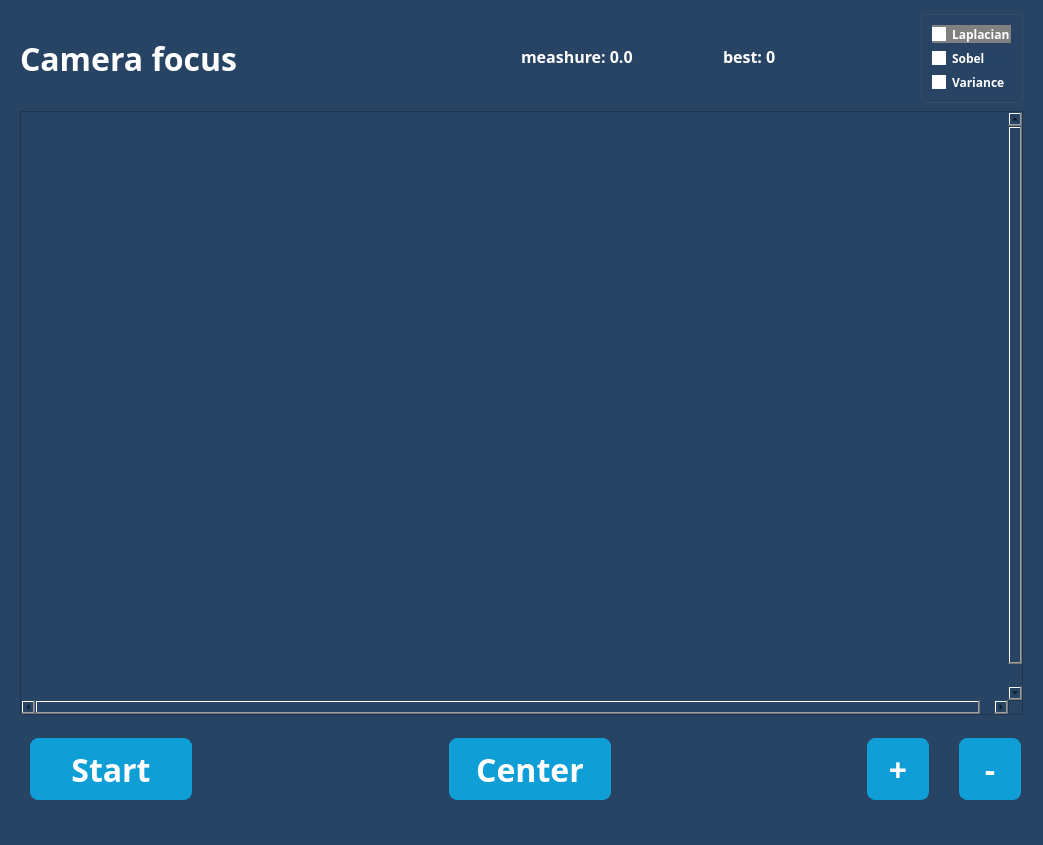
First picture: the form in UI_PylonCam.ui, repository DimaRU/PylonCam, before the edit.
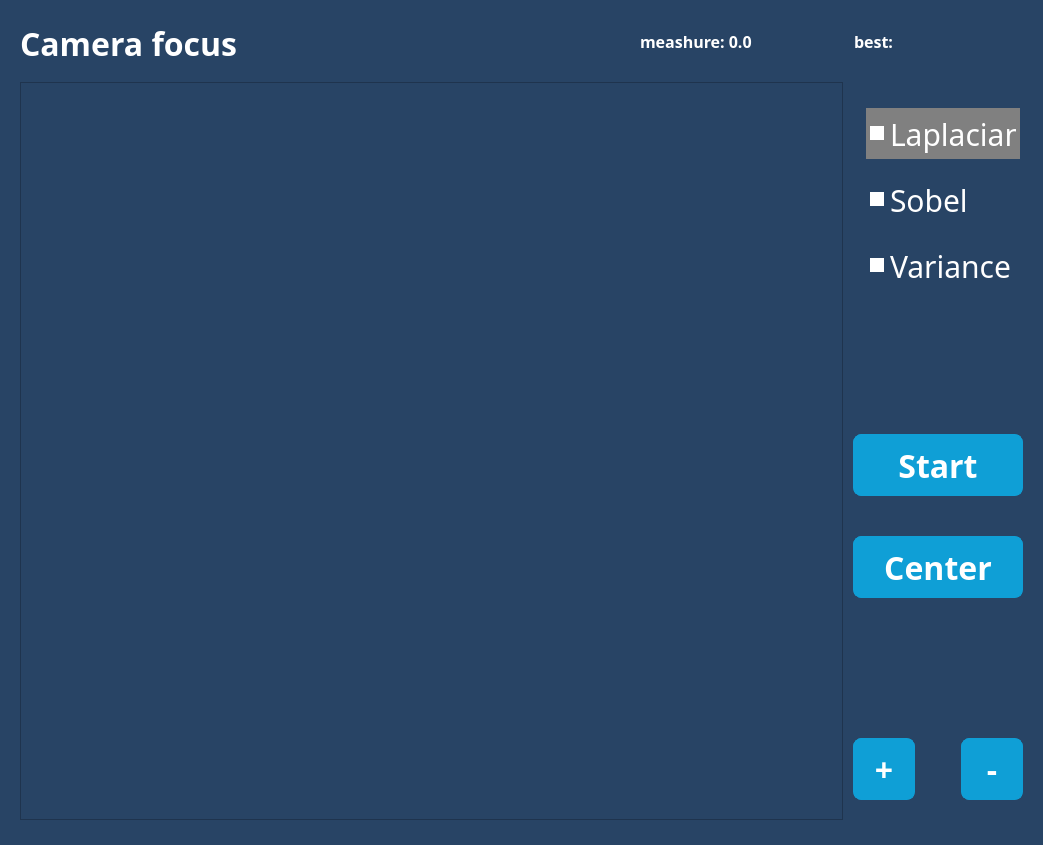
Second picture: the form after the edit.

Commit message: Update design, best measure

The edit to the form file:
```diff
--- a/UI_PylonCam.ui
+++ b/UI_PylonCam.ui
@@ -23,21 +23,21 @@
    <string notr="true">background: #284465;</string>
   </property>
   <widget class="QWidget" name="centralwidget">
-   <layout class="QVBoxLayout" name="verticalLayout">
+   <layout class="QVBoxLayout" name="verticalLayout_3">
     <property name="spacing">
-     <number>8</number>
+     <number>20</number>
     </property>
     <property name="leftMargin">
      <number>20</number>
     </property>
     <property name="topMargin">
-     <number>10</number>
+     <number>20</number>
     </property>
     <property name="rightMargin">
-     <number>20</number>
+     <number>0</number>
     </property>
     <property name="bottomMargin">
-     <number>2</number>
+     <number>0</number>
     </property>
     <item>
      <layout class="QHBoxLayout" name="horizontalLayout_3">
@@ -146,7 +146,7 @@
 border: 1px solid transparent;</string>
           </property>
           <property name="text">
-           <string>best: 0</string>
+           <string>best: </string>
           </property>
           <property name="alignment">
            <set>Qt::AlignLeading|Qt::AlignLeft|Qt::AlignVCenter</set>
@@ -155,29 +155,152 @@
         </item>
        </layout>
       </item>
+     </layout>
+    </item>
+    <item>
+     <layout class="QHBoxLayout" name="horizontalLayout_4">
+      <property name="spacing">
+       <number>0</number>
+      </property>
+      <item>
+       <widget class="QScrollArea" name="scrollArea">
+        <property name="widgetResizable">
+         <bool>false</bool>
+        </property>
+        <widget class="QLabel" name="imageLabel">
+         <property name="geometry">
+          <rect>
+           <x>0</x>
+           <y>0</y>
+           <width>8</width>
+           <height>16</height>
+          </rect>
+         </property>
+         <property name="sizePolicy">
+          <sizepolicy hsizetype="Ignored" vsizetype="Ignored">
+           <horstretch>0</horstretch>
+           <verstretch>0</verstretch>
+          </sizepolicy>
+         </property>
+         <property name="scaledContents">
+          <bool>true</bool>
+         </property>
+        </widget>
+       </widget>
+      </item>
+      <item>
+       <widget class="QFrame" name="frameButtons">
+        <property name="minimumSize">
+         <size>
+          <width>200</width>
+          <height>0</height>
+         </size>
+        </property>
+        <property name="maximumSize">
+         <size>
+          <width>200</width>
+          <height>16777215</height>
+         </size>
+        </property>
+        <property name="autoFillBackground">
+         <bool>false</bool>
+        </property>
+        <property name="styleSheet">
+         <string notr="true">QFrame {
+background: transparent;
+}
+QPushButton {
+font-family: Rubik;
+font-style: normal;
+font-weight: 500;
+font-size: 32px;
+opacity: 0.94;
+height: 60px;
+max-height: 60px;
+min-height: 60px;
+min-width: 60px;
+}
+QPushButton:enabled { 
+border: 1px solid #0F9FD6;
+border-radius: 8px;
+color: #0F9FD6;
+background: transparent;
+}
+QPushButton:disabled { 
+border: 1px solid gray;
+border-radius: 8px;
+color: #0F9FD6;
+background: transparent;
+}
+QPushButton:pressed{ 
+border: 1px solid white;
+}
+QPushButton::checked { 
+color: #FFFFFF;
+background: #0F9FD6;
+border-radius: 8px;
+}</string>
+        </property>
+        <property name="frameShape">
+         <enum>QFrame::NoFrame</enum>
+        </property>
+        <layout class="QVBoxLayout" name="verticalLayout">
+         <property name="spacing">
+          <number>0</number>
+         </property>
+         <property name="leftMargin">
+          <number>10</number>
+         </property>
+         <property name="topMargin">
+          <number>20</number>
+         </property>
+         <property name="rightMargin">
+          <number>20</number>
+         </property>
+         <property name="bottomMargin">
+          <number>20</number>
+         </property>
       <item>
        <widget class="QGroupBox" name="groupBox">
+           <property name="sizePolicy">
+            <sizepolicy hsizetype="Expanding" vsizetype="Expanding">
+             <horstretch>0</horstretch>
+             <verstretch>0</verstretch>
+            </sizepolicy>
+           </property>
+           <property name="minimumSize">
+            <size>
+             <width>0</width>
+             <height>0</height>
+            </size>
+           </property>
         <property name="styleSheet">
-         <string notr="true">QRadioButton {
+            <string notr="true">QGroupBox {
+  border:  0px solid transparent;
+  background-color: transparent;
+}
+
+QRadioButton {
   font-family: Rubik;
   font-style: normal;
-  font-weight: 500;  color: white;
+  font-size: 30px;
+  color: white;
+  border:    4px solid transparent;
 }
 QRadioButton::indicator {
   color: white;
-
-//  width:               10px;
-//  height:              10px;
+//  width:               20px;
+//  height:              20px;
 //   border-radius: 7px;
 }
 QRadioButton::indicator:checked {
   color: white;
    background-color: white;
-// ;   border:                 2px solid white;
+//   border:                 2px solid white;
 }
 QRadioButton::indicator:unchecked {
    background-color:  white;
-// ;   border:                 2px solid white;
+//    border:                 2px solid white;
 }
 QRadioButton:checked{
     background-color: gray;
@@ -191,6 +314,21 @@
          <string/>
         </property>
         <layout class="QVBoxLayout" name="verticalLayout_2">
+            <property name="spacing">
+             <number>15</number>
+            </property>
+            <property name="leftMargin">
+             <number>10</number>
+            </property>
+            <property name="topMargin">
+             <number>0</number>
+            </property>
+            <property name="rightMargin">
+             <number>0</number>
+            </property>
+            <property name="bottomMargin">
+             <number>0</number>
+            </property>
          <item>
           <widget class="QRadioButton" name="laplacianButton">
            <property name="text">
@@ -218,124 +356,23 @@
         </layout>
        </widget>
       </item>
-     </layout>
-    </item>
     <item>
-     <widget class="QScrollArea" name="scrollArea">
-      <property name="widgetResizable">
-       <bool>false</bool>
-      </property>
-      <widget class="QLabel" name="imageLabel">
-       <property name="geometry">
-        <rect>
-         <x>0</x>
-         <y>0</y>
-         <width>1001</width>
-         <height>612</height>
-        </rect>
-       </property>
-       <property name="sizePolicy">
-        <sizepolicy hsizetype="Ignored" vsizetype="Ignored">
-         <horstretch>0</horstretch>
-         <verstretch>0</verstretch>
-        </sizepolicy>
-       </property>
-       <property name="scaledContents">
-        <bool>true</bool>
-       </property>
-      </widget>
-     </widget>
-    </item>
-    <item>
-     <widget class="QFrame" name="frameButtons">
-      <property name="sizePolicy">
-       <sizepolicy hsizetype="Minimum" vsizetype="Minimum">
-        <horstretch>0</horstretch>
-        <verstretch>0</verstretch>
-       </sizepolicy>
-      </property>
-      <property name="minimumSize">
+          <spacer name="verticalSpacer_2">
+           <property name="orientation">
+            <enum>Qt::Vertical</enum>
+           </property>
+           <property name="sizeHint" stdset="0">
        <size>
-        <width>174</width>
-        <height>95</height>
-       </size>
-      </property>
-      <property name="maximumSize">
-       <size>
-        <width>16777215</width>
-        <height>95</height>
-       </size>
-      </property>
-      <property name="autoFillBackground">
-       <bool>false</bool>
-      </property>
-      <property name="styleSheet">
-       <string notr="true">QFrame {
-background: transparent;
-}
-QPushButton {
-font-family: Rubik;
-font-style: normal;
-font-weight: 500;
-font-size: 32px;
-opacity: 0.94;
-height: 60px;
-width: 60px;
-max-width: 60px;
-max-height: 60px;
-min-height: 60px;
-min-width: 60px;
-}
-QPushButton:enabled { 
-border: 1px solid #0F9FD6;
-border-radius: 8px;
-color: #0F9FD6;
-background: transparent;
-}
-QPushButton:disabled { 
-border: 1px solid gray;
-border-radius: 8px;
-color: #0F9FD6;
-background: transparent;
-}
-QPushButton:pressed{ 
-border: 1px solid white;
-}
-QPushButton::checked { 
-color: #FFFFFF;
-background: #0F9FD6;
-border-radius: 8px;
-}</string>
-      </property>
-      <property name="frameShape">
-       <enum>QFrame::NoFrame</enum>
-      </property>
-      <widget class="QWidget" name="layoutWidget">
-       <property name="geometry">
-        <rect>
-         <x>10</x>
-         <y>10</y>
-         <width>1001</width>
-         <height>72</height>
-        </rect>
-       </property>
-       <layout class="QHBoxLayout" name="horizontalLayoutButtons">
-        <property name="spacing">
-         <number>30</number>
-        </property>
-        <property name="rightMargin">
-         <number>10</number>
-        </property>
+             <width>20</width>
+             <height>40</height>
+            </size>
+           </property>
+          </spacer>
+         </item>
         <item>
          <widget class="QPushButton" name="startStopButton">
           <property name="minimumSize">
            <size>
-            <width>162</width>
-            <height>62</height>
-           </size>
-          </property>
-          <property name="maximumSize">
-           <size>
             <width>62</width>
             <height>62</height>
            </size>
@@ -343,9 +380,7 @@
           <property name="styleSheet">
            <string notr="true">QPushButton {
 opacity: 0.94;
-max-width: 160px;
 max-height: 60px;
-min-width: 160px;
 min-height: 60px;
 }
 QPushButton:enabled { 
@@ -364,28 +399,31 @@
          </widget>
         </item>
         <item>
-         <spacer name="horizontalSpacer_3">
+          <spacer name="verticalSpacer_3">
           <property name="orientation">
-           <enum>Qt::Horizontal</enum>
+            <enum>Qt::Vertical</enum>
+           </property>
+           <property name="sizeType">
+            <enum>QSizePolicy::Fixed</enum>
           </property>
           <property name="sizeHint" stdset="0">
            <size>
-            <width>40</width>
-            <height>20</height>
+             <width>20</width>
+             <height>40</height>
            </size>
           </property>
          </spacer>
         </item>
         <item>
          <widget class="QPushButton" name="centerButton">
+           <property name="sizePolicy">
+            <sizepolicy hsizetype="Expanding" vsizetype="Fixed">
+             <horstretch>0</horstretch>
+             <verstretch>0</verstretch>
+            </sizepolicy>
+           </property>
           <property name="minimumSize">
            <size>
-            <width>162</width>
-            <height>62</height>
-           </size>
-          </property>
-          <property name="maximumSize">
-           <size>
             <width>62</width>
             <height>62</height>
            </size>
@@ -393,9 +431,7 @@
           <property name="styleSheet">
            <string notr="true">QPushButton {
 opacity: 0.94;
-max-width: 160px;
 max-height: 60px;
-min-width: 160px;
 min-height: 60px;
 }
 QPushButton:enabled { 
@@ -414,18 +450,23 @@
          </widget>
         </item>
         <item>
-         <spacer name="horizontalSpacer_2">
+          <spacer name="verticalSpacer">
           <property name="orientation">
-           <enum>Qt::Horizontal</enum>
+            <enum>Qt::Vertical</enum>
           </property>
           <property name="sizeHint" stdset="0">
            <size>
-            <width>40</width>
-            <height>20</height>
+             <width>20</width>
+             <height>40</height>
            </size>
           </property>
          </spacer>
         </item>
+         <item>
+          <layout class="QHBoxLayout" name="horizontalLayout_2">
+           <property name="spacing">
+            <number>0</number>
+           </property>
         <item>
          <widget class="QPushButton" name="plusButton">
           <property name="styleSheet">
@@ -444,6 +485,19 @@
           </property>
          </widget>
         </item>
+           <item>
+            <spacer name="horizontalSpacer_2">
+             <property name="orientation">
+              <enum>Qt::Horizontal</enum>
+             </property>
+             <property name="sizeHint" stdset="0">
+              <size>
+               <width>40</width>
+               <height>20</height>
+              </size>
+             </property>
+            </spacer>
+           </item>
         <item>
          <widget class="QPushButton" name="minusButton">
           <property name="styleSheet">
@@ -463,8 +517,11 @@
          </widget>
         </item>
        </layout>
-      </widget>
-     </widget>
+         </item>
+        </layout>
+       </widget>
+      </item>
+     </layout>
     </item>
    </layout>
   </widget>
```
Lines whose indentation alone changed are shown as unchanged. The commit also changes 3 other files.
